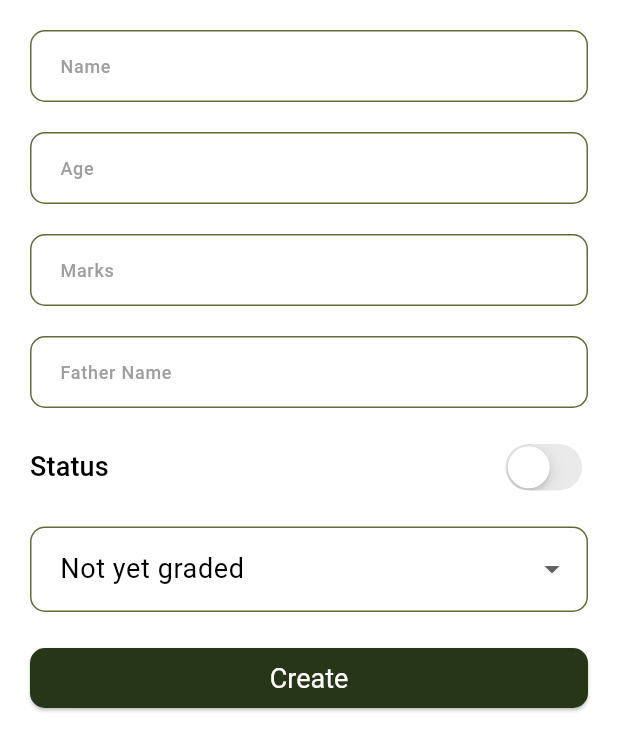
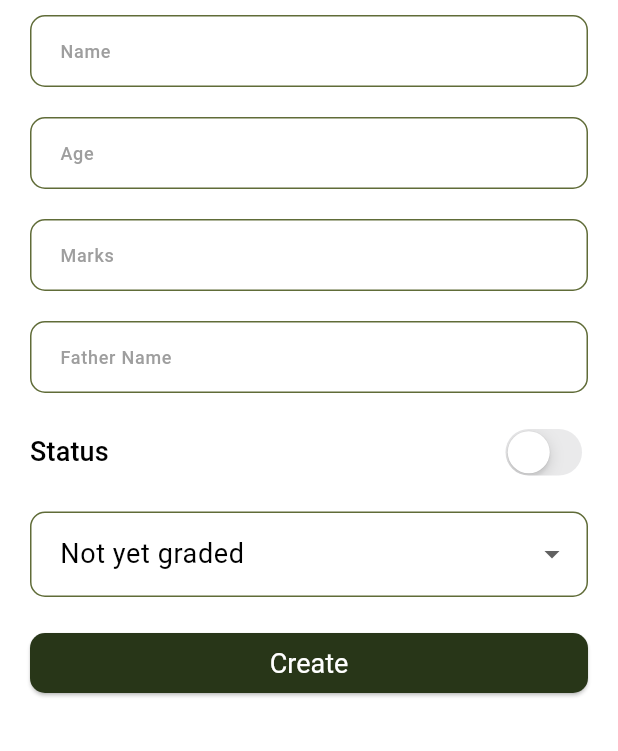
Before and after one commit to ir-khan/test-1, a Flutter app: the StudentForm widget shown alone on an empty page, opened directly with empty values, on a phone screen of 412 x 824 dp. Shown: the top 751 px of the screen. Run offline on Flutter 3.47's test engine with Material 3 defaults, Android fonts, the phone set to English and light mode, and no system bars; our stand-ins replace drift, drift_flutter, flutter_riverpod, freezed_annotation, go_router, riverpod_annotation; accounts and stored records are empty; generated files the repository leaves out were written again.

Commit message:
added more constants

```diff
--- a/lib/src/constants/sizes.dart
+++ b/lib/src/constants/sizes.dart
@@ -3,6 +3,9 @@ import 'package:flutter/cupertino.dart';
 const kSpacing10 = 10.0;
 
 const kPadding16 = EdgeInsets.all(16);
+const kPadding20 = EdgeInsets.all(20);
+const kPaddingH10 = EdgeInsets.symmetric(horizontal: 10);
+const kPaddingH20V10 = EdgeInsets.symmetric(horizontal: 20, vertical: 10);
 
 final kRadius10 = BorderRadius.circular(10);
 
--- a/lib/src/features/students/presentations/create_student_page.dart
+++ b/lib/src/features/students/presentations/create_student_page.dart
@@ -9,6 +9,7 @@ import '../../../router/routes.dart';
 import '../../../shared/widgets/widgets.dart';
 import '../../../theme/colors.dart';
 import '../../../utils/enums.dart';
+import '../../../utils/validators.dart';
 import '../data/models/student.dart';
 import 'provider/create_student_provider.dart';
 import 'provider/get_student_provider.dart';
@@ -148,7 +149,7 @@ class _CreateStudentPageState extends ConsumerState<CreateStudentPage> {
           ).textTheme.labelMedium?.copyWith(color: AppColors.white),
         ),
         duration: Duration(milliseconds: 1500),
-        margin: EdgeInsets.all(20),
+        margin: kPadding20,
         behavior: SnackBarBehavior.floating,
         shape: RoundedRectangleBorder(borderRadius: kRadius10),
       ),
@@ -191,13 +192,11 @@ class StudentForm extends StatelessWidget {
   Widget build(BuildContext context) {
     final textTheme = Theme.of(context).textTheme;
     final lang = AppLocalizations.of(context)!;
-    return Padding(
-      padding: const EdgeInsets.symmetric(vertical: 10.0, horizontal: 20),
-      child: CustomScrollView(
+    return CustomScrollView(
       keyboardDismissBehavior: ScrollViewKeyboardDismissBehavior.onDrag,
       slivers: [
         SliverPadding(
-            padding: const EdgeInsets.symmetric(vertical: 10),
+          padding: kPaddingH20V10,
           sliver: SliverToBoxAdapter(
             child: TextFormFieldWidget(
               controller: nameController,
@@ -213,7 +212,7 @@ class StudentForm extends StatelessWidget {
           ),
         ),
         SliverPadding(
-            padding: const EdgeInsets.symmetric(vertical: 10),
+          padding: kPaddingH20V10,
           sliver: SliverToBoxAdapter(
             child: TextFormFieldWidget(
               controller: ageController,
@@ -224,9 +223,7 @@ class StudentForm extends StatelessWidget {
                 if (value == null || value.isEmpty) {
                   return lang.ageErrorMessage1;
                 }
-                  if (!RegExp(
-                    r'^(?:[1-9]|[1-9][0-9]|1[01][0-9]|120)$',
-                  ).hasMatch(value)) {
+                if (!ageValidator.hasMatch(value)) {
                   return lang.ageErrorMessage2;
                 }
                 return null;
@@ -235,7 +232,7 @@ class StudentForm extends StatelessWidget {
           ),
         ),
         SliverPadding(
-            padding: const EdgeInsets.symmetric(vertical: 10),
+          padding: kPaddingH20V10,
           sliver: SliverToBoxAdapter(
             child: TextFormFieldWidget(
               controller: marksController,
@@ -246,9 +243,7 @@ class StudentForm extends StatelessWidget {
                 if (value == null || value.isEmpty) {
                   return lang.marksErrorMessage1;
                 }
-                  if (!RegExp(
-                    r'^(100(?:\.0+)?|[0-9]?\d(?:\.\d+)?|\.\d+)$',
-                  ).hasMatch(value)) {
+                if (!marksValidator.hasMatch(value)) {
                   return lang.marksErrorMessage2;
                 }
                 return null;
@@ -257,7 +252,7 @@ class StudentForm extends StatelessWidget {
           ),
         ),
         SliverPadding(
-            padding: const EdgeInsets.symmetric(vertical: 10),
+          padding: kPaddingH20V10,
           sliver: SliverToBoxAdapter(
             child: TextFormFieldWidget(
               controller: fatherNameController,
@@ -272,7 +267,7 @@ class StudentForm extends StatelessWidget {
           ),
         ),
         SliverPadding(
-            padding: const EdgeInsets.symmetric(vertical: 10),
+          padding: kPaddingH20V10,
           sliver: SliverToBoxAdapter(
             child: Row(
               mainAxisAlignment: MainAxisAlignment.spaceBetween,
@@ -284,7 +279,7 @@ class StudentForm extends StatelessWidget {
           ),
         ),
         SliverPadding(
-            padding: const EdgeInsets.symmetric(vertical: 10),
+          padding: kPaddingH20V10,
           sliver: SliverToBoxAdapter(
             child: DropdownFormFieldWidget<Grade>(
               initialValue: grade,
@@ -300,7 +295,7 @@ class StudentForm extends StatelessWidget {
           ),
         ),
         SliverPadding(
-            padding: const EdgeInsets.symmetric(vertical: 10),
+          padding: kPaddingH20V10,
           sliver: SliverToBoxAdapter(
             child: Button(
               label: isEditing ? lang.update : lang.create,
@@ -309,7 +304,6 @@ class StudentForm extends StatelessWidget {
           ),
         ),
       ],
-      ),
     );
   }
 }
--- a/lib/src/features/students/presentations/student_details_page.dart
+++ b/lib/src/features/students/presentations/student_details_page.dart
@@ -32,7 +32,7 @@ class StudentDetailsPage extends ConsumerWidget {
         ),
         AsyncData<Student>(:final value) => () {
           return Padding(
-            padding: const EdgeInsets.all(20.0),
+            padding: kPadding20,
             child: Column(
               spacing: kSpacing10,
               children: [
--- a/lib/src/features/students/presentations/students_page.dart
+++ b/lib/src/features/students/presentations/students_page.dart
@@ -66,7 +66,7 @@ class StudentsPage extends ConsumerWidget {
         AsyncData<List<Student>>(:final value) => () {
           if (value.isEmpty) return Center(child: Text(lang.noStudents));
           return ListView.separated(
-            padding: EdgeInsets.symmetric(horizontal: 20, vertical: 10),
+            padding: kPaddingH20V10,
             itemBuilder: (_, i) {
               final student = value[i];
               return StudentCard(
--- a/lib/src/features/students/presentations/widgets/student_card.dart
+++ b/lib/src/features/students/presentations/widgets/student_card.dart
@@ -22,7 +22,7 @@ class StudentCard extends StatelessWidget {
     final textTheme = Theme.of(context).textTheme;
     return ListTile(
       visualDensity: VisualDensity.compact,
-      contentPadding: EdgeInsets.symmetric(horizontal: 10),
+      contentPadding: kPaddingH10,
       onTap: onTap,
       shape: RoundedRectangleBorder(borderRadius: kRadius10),
       title: Text(name, style: textTheme.bodySmall),
--- /dev/null
+++ b/lib/src/utils/validators.dart
@@ -0,0 +1,2 @@
+final ageValidator = RegExp(r'^(?:[1-9]|[1-9][0-9]|1[01][0-9]|120)$');
+final marksValidator = RegExp(r'^(100(?:\.0+)?|[0-9]?\d(?:\.\d+)?|\.\d+)$');
```
Lines whose indentation alone changed are shown as unchanged.
